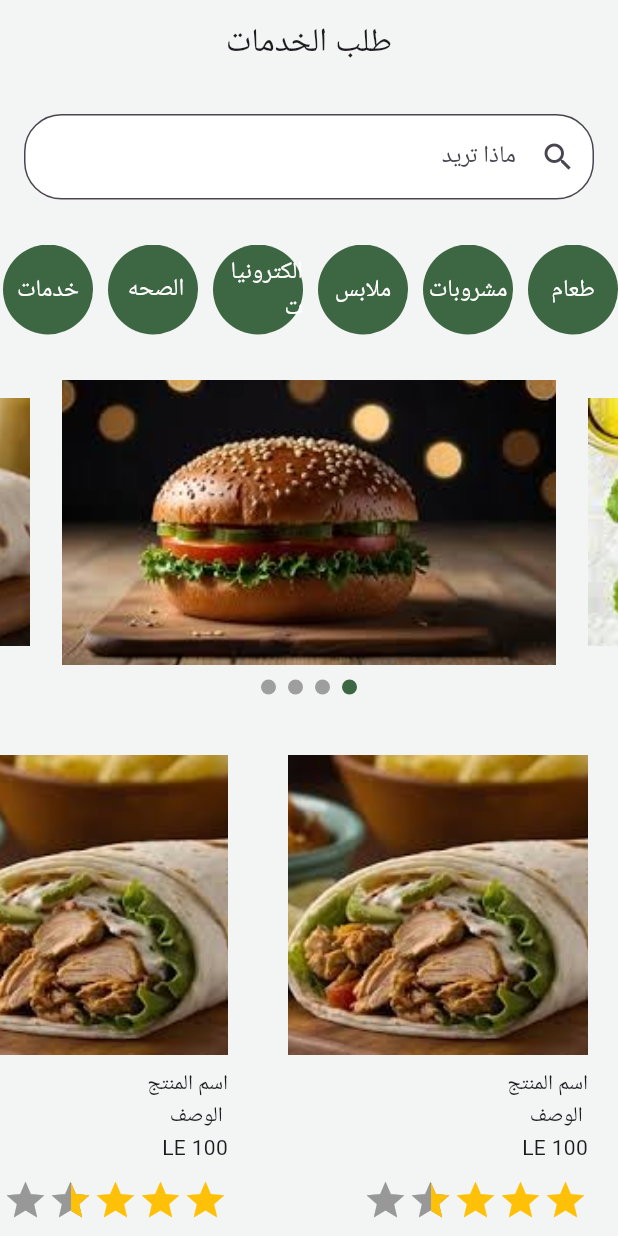
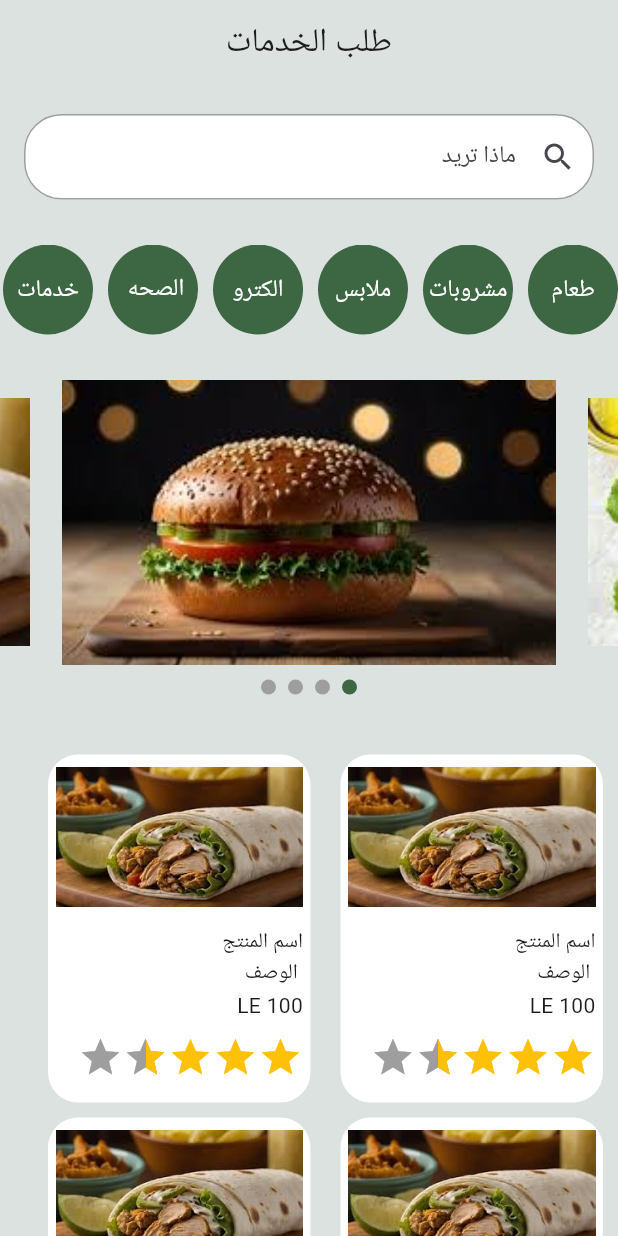
Before and after one commit to MohannedAshraf/new_smart_city, a Flutter app: the ServiceOrderScreen screen opened directly, on a phone screen of 412 x 824 dp. Run offline on Flutter 3.47's test engine with Material 3 defaults, Android fonts, the phone set to English and light mode, and no system bars; drawn by our look-alikes of carousel_slider, flutter_rating_bar; our stand-ins replace shared_preferences; accounts and stored records are empty.

Commit message:
some changes on colors

```diff
--- a/lib/core/utils/mycolors.dart
+++ b/lib/core/utils/mycolors.dart
@@ -12,4 +12,5 @@ class MyColors {
   static const Color gray2 = Color(0xff00000040);
   static const Color mintgreen = Color.fromARGB(255, 193, 233, 213);
   static const Color homecolor = Color.fromARGB(255, 233, 189, 212);
+  static const Color newbackground = Color.fromARGB(255, 220, 226, 223);
 }
--- a/lib/core/widgets/product_card.dart
+++ b/lib/core/widgets/product_card.dart
@@ -14,15 +14,20 @@ class ProductCard extends StatelessWidget {
   @override
   Widget build(BuildContext context) {
     return Container(
-      margin: const EdgeInsets.symmetric(horizontal: 10),
-      padding: const EdgeInsets.all(10),
+      margin: const EdgeInsets.only(left: 10, right: 10, top: 10),
+      padding: const EdgeInsets.all(5),
+      decoration: BoxDecoration(
+        borderRadius: BorderRadius.circular(20),
+        color: Colors.white,
+      ),
+
       child: Column(
         crossAxisAlignment: CrossAxisAlignment.start,
         children: [
           SizedBox(
-            width: 200,
-            height: 200,
-            child: Image.asset(image, fit: BoxFit.cover),
+            width: 165,
+            height: 100,
+            child: Image.asset(image, fit: BoxFit.contain),
           ),
           const SizedBox(height: 10),
           const Text("اسم المنتج "),
@@ -37,6 +42,7 @@ class ProductCard extends StatelessWidget {
             itemSize: 30.0,
             direction: Axis.horizontal,
           ),
+          const SizedBox(height: 10),
         ],
       ),
     );
--- a/lib/main.dart
+++ b/lib/main.dart
@@ -1,3 +1,4 @@
+import 'package:city/core/utils/mycolors.dart';
 import 'package:city/generated/l10n.dart';
 import 'package:city/screens/on_boarding_page.dart';
 import 'package:flutter/material.dart';
@@ -30,6 +31,10 @@ class CityApp extends StatelessWidget {
       supportedLocales: S.delegate.supportedLocales,
       debugShowCheckedModeBanner: false,
       home: const StartPage(),
+      theme: ThemeData(
+        appBarTheme: const AppBarTheme(backgroundColor: MyColors.newbackground),
+        scaffoldBackgroundColor: MyColors.newbackground,
+      ),
     );
   }
 }
--- a/lib/screens/service_order_screen.dart
+++ b/lib/screens/service_order_screen.dart
@@ -1,5 +1,4 @@
 import 'package:city/core/utils/assets_image.dart';
-import 'package:city/core/utils/variables.dart';
 import 'package:city/core/widgets/category_circle.dart';
 import 'package:city/core/widgets/product_card.dart';
 import 'package:flutter/material.dart';
@@ -39,13 +38,14 @@ class _ServiceOrderScreenState extends State<ServiceOrderScreen> {
   @override
   Widget build(BuildContext context) {
     return Scaffold(
+      backgroundColor: const Color.fromARGB(255, 220, 226, 223),
       appBar: AppBar(
-        backgroundColor: MyColors.backgroundColor,
+        backgroundColor: const Color.fromARGB(255, 220, 226, 223),
         centerTitle: true,
         automaticallyImplyLeading: false,
         title: const Text("طلب الخدمات"),
       ),
-      backgroundColor: MyColors.backgroundColor,
+      //  backgroundColor: MyColors.backgroundColor,
       body: SingleChildScrollView(
         child: Column(
           crossAxisAlignment: CrossAxisAlignment.start,
@@ -91,7 +91,7 @@ class _ServiceOrderScreenState extends State<ServiceOrderScreen> {
                   CategoryCircle(circlename: "طعام"),
                   CategoryCircle(circlename: "مشروبات"),
                   CategoryCircle(circlename: "ملابس"),
-                  CategoryCircle(circlename: "الكترونيات"),
+                  CategoryCircle(circlename: "الكترو"),
                   CategoryCircle(circlename: "الصحه "),
                   CategoryCircle(circlename: "خدمات"),
                   CategoryCircle(circlename: "تعليم"),
@@ -144,9 +144,7 @@ class _ServiceOrderScreenState extends State<ServiceOrderScreen> {
 
             const SizedBox(height: 30),
 
-            const SingleChildScrollView(
-              scrollDirection: Axis.horizontal,
-              child: Column(
+            const Column(
               children: [
                 Row(
                   children: [
@@ -191,7 +189,6 @@ class _ServiceOrderScreenState extends State<ServiceOrderScreen> {
                   ],
                 ),
               ],
-              ),
             ),
 
             // const Categorysubcategory(
@@ -321,7 +318,14 @@ class MySearchBar extends StatelessWidget {
       decoration: InputDecoration(
         hintText: 'ماذا تريد ',
         prefixIcon: const Icon(Icons.search),
-        border: OutlineInputBorder(borderRadius: BorderRadius.circular(25.0)),
+        enabledBorder: OutlineInputBorder(
+          borderSide: const BorderSide(color: Colors.grey),
+          borderRadius: BorderRadius.circular(25.0),
+        ),
+        focusedBorder: OutlineInputBorder(
+          borderRadius: BorderRadius.circular(25.0),
+          borderSide: const BorderSide(color: Colors.grey),
+        ),
         filled: true,
         fillColor: Colors.white,
       ),
```
Also changed, not shown: lib/screens/home_screen.dart (+8 -1 lines), lib/screens/mylogin_page.dart (+19 -5 lines), 4 other files. Lines whose indentation alone changed are shown as unchanged.
